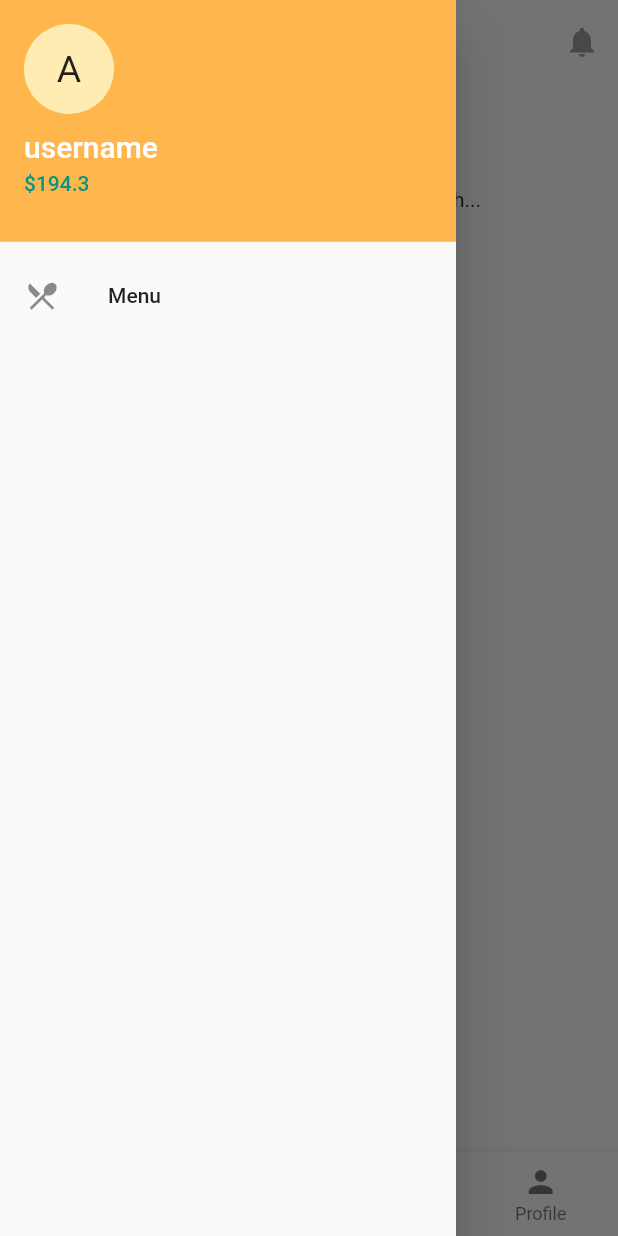
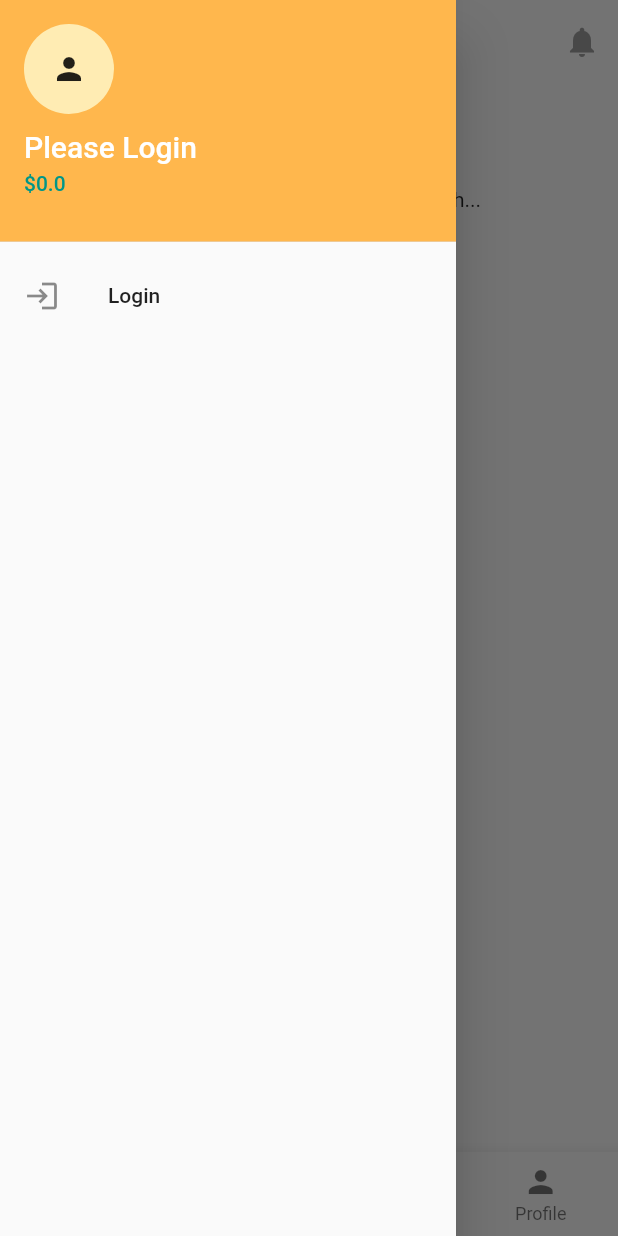
Before and after one commit to phyauab/foodie, a Flutter app: the screen it shows after launch, item 2 of the bottom bar chosen, with the side drawer open, on a phone screen of 412 x 824 dp. Run offline on Flutter 3.47's test engine with Material 2 defaults, Android fonts, the phone set to English and light mode, and no system bars; our stand-ins replace carousel_slider, flutter_rating_bar, flutter_secure_storage, get, readmore; missing offline and left inert: numeric_keyboard; accounts and stored records are empty; network calls fail.

Commit message:
update drawer

```diff
--- a/frontend/lib/components/cart/cart_item_tile.dart
+++ b/frontend/lib/components/cart/cart_item_tile.dart
@@ -1,5 +1,5 @@
 import 'package:flutter/material.dart';
-import 'package:frontend/components/counter.dart';
+import 'package:frontend/components/common/counter.dart';
 import 'package:frontend/helpers/helper.dart';
 
 import '../../constants.dart';
--- a/frontend/lib/components/counter.dart
+++ b/frontend/lib/components/common/counter.dart
@@ -1,5 +1,5 @@
 import 'package:flutter/material.dart';
-import '../constants.dart';
+import '../../constants.dart';
 
 class Counter extends StatefulWidget {
   Counter(
--- a/frontend/lib/components/common/custom_drawer.dart
+++ b/frontend/lib/components/common/custom_drawer.dart
@@ -11,9 +11,13 @@ class CustomDrawer extends StatefulWidget {
 }
 
 class _CustomDrawerState extends State<CustomDrawer> {
-  String name = 'asd';
-  double balance = 194.3;
   final _userController = Get.put(UserController());
+
+  final List<DrawerTile> _drawerList = [
+    DrawerTile(Icons.library_books, "Records", "orderRecords"),
+    DrawerTile(Icons.account_balance_wallet, "My Wallet", "wallet"),
+    DrawerTile(Icons.update, "Update Info", "updateInfo")
+  ];
 
   @override
   Widget build(BuildContext context) {
@@ -26,11 +30,8 @@ class _CustomDrawerState extends State<CustomDrawer> {
               child: Column(
                 crossAxisAlignment: CrossAxisAlignment.start,
                 children: [
-                  CircleAvatar(
-                    child: Text(
-                      name[0].toUpperCase(),
-                      style: const TextStyle(fontSize: 25),
-                    ),
+                  const CircleAvatar(
+                    child: Icon(Icons.person),
                     radius: 30,
                   ),
                   const SizedBox(
@@ -39,25 +40,60 @@ class _CustomDrawerState extends State<CustomDrawer> {
                   Text(
                     _userController.user.value != null
                         ? _userController.user.value!.username
-                        : 'username',
+                        : 'Please Login',
                     style: const TextStyle(color: Colors.white, fontSize: 20),
                   ),
                   const SizedBox(
                     height: 5,
                   ),
                   Text(
-                    '\$$balance',
+                    _userController.user.value != null
+                        ? '\$${_userController.user.value!.balance.toString()}'
+                        : "\$0.0",
                     style: const TextStyle(color: Colors.teal),
                   )
                 ],
               )),
-          ListTile(
-            title: const Text('Menu'),
-            leading: const Icon(Icons.restaurant_menu),
-            onTap: () {},
-          ),
+          if (_userController.user.value != null)
+            for (DrawerTile item in _drawerList)
+              ListTile(
+                leading: Icon(item.iconData),
+                title: Text(item.title),
+                onTap: () {
+                  Get.toNamed(item.route);
+                },
+              )
+          else ...[
+            ListTile(
+              leading: Icon(Icons.login),
+              title: Text("Login"),
+              onTap: () {
+                Get.toNamed("/login");
+              },
+            )
+          ]
         ],
       ),
     );
   }
+
+  List<ListTile> _buildList() {
+    return _drawerList
+        .map((item) => ListTile(
+              leading: Icon(item.iconData),
+              title: Text(item.title),
+              onTap: () {
+                Get.toNamed(item.route);
+              },
+            ))
+        .toList();
+  }
 }
+
+class DrawerTile {
+  DrawerTile(this.iconData, this.title, this.route);
+
+  final IconData iconData;
+  final String title;
+  final String route;
+}
--- a/frontend/lib/controllers/user_controller.dart
+++ b/frontend/lib/controllers/user_controller.dart
@@ -1,3 +1,4 @@
+import 'package:frontend/providers/app_provider.dart';
 import 'package:frontend/providers/user_provider.dart';
 import 'package:get/get.dart';
 
@@ -5,6 +6,7 @@ import '../models/user.dart';
 
 class UserController extends GetxController {
   final _userProvider = Get.put(UserProvider());
+  final _appProvider = Get.put(AppProvider());
   Rx<User?> user = Rxn<User>();
   var isLoggedIn = false.obs;
 
@@ -18,6 +20,7 @@ class UserController extends GetxController {
     user.value = await _userProvider.login(username, password);
     if (user.value != null) {
       isLoggedIn.value = true;
+      _appProvider.closeDrawer();
       return true;
     }
     return false;
@@ -27,6 +30,7 @@ class UserController extends GetxController {
     _userProvider.logout();
     user.value = null;
     isLoggedIn.value = false;
+    _appProvider.closeDrawer();
   }
 
   Future<bool> register(String username, String password, String email) async {
```
